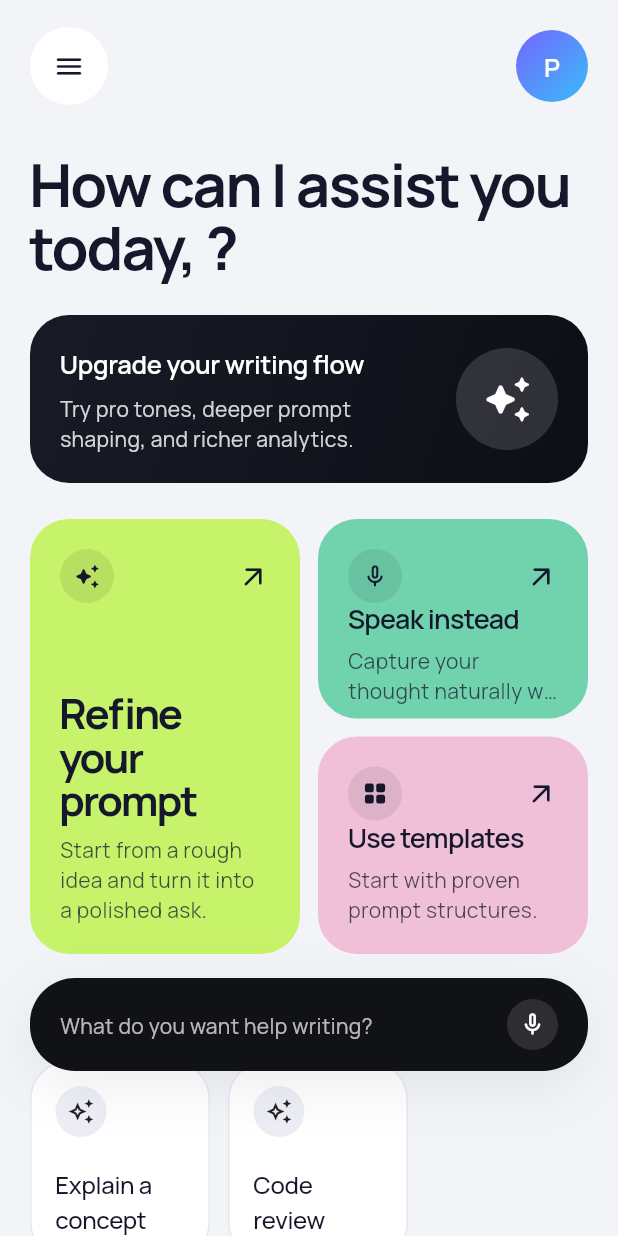
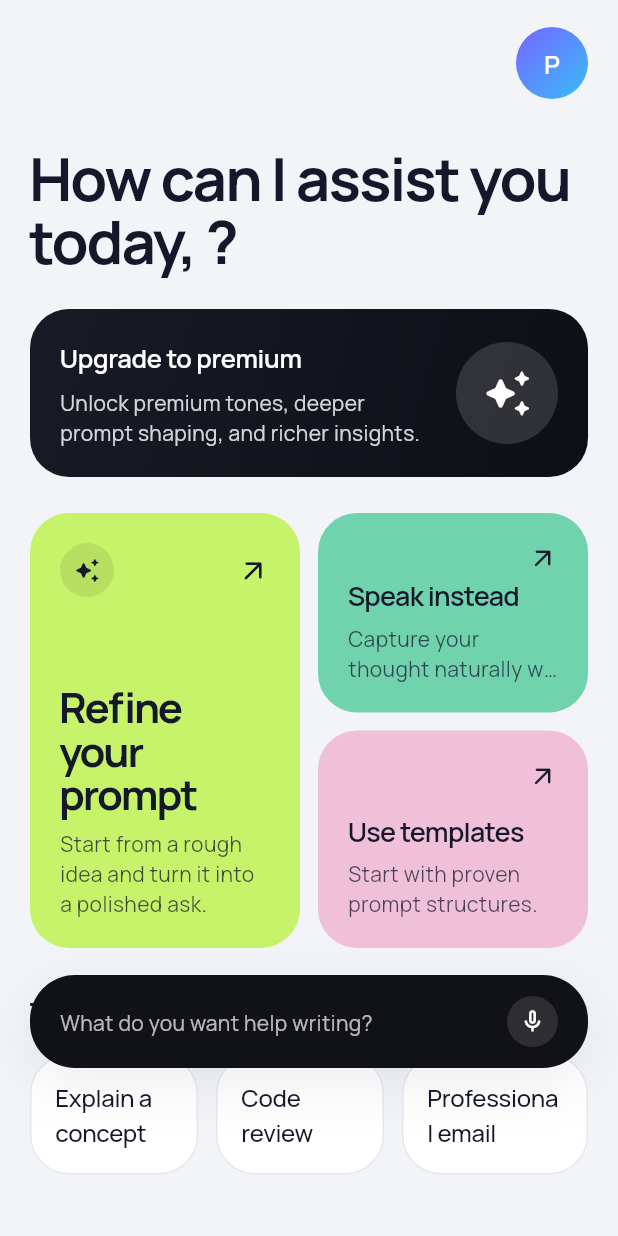
Before and after one commit to MawuliMyth/prompt_app, a Flutter app: the HomeView screen opened directly, on a phone screen of 412 x 824 dp. Run offline on Flutter 3.47's test engine with Material 3 defaults, Android fonts, the phone set to English and light mode, and no system bars; our stand-ins replace cloud_firestore, connectivity_plus, firebase_auth, firebase_core, flutter_svg, google_fonts and 6 more; missing offline and left inert: flutter_sound; accounts and stored records are empty; network calls fail.

Commit message:
final cleanup update

```diff
--- a/lib/screens/history/history_screen.dart
+++ b/lib/screens/history/history_screen.dart
@@ -245,9 +245,7 @@ class _HistoryScreenState extends State<HistoryScreen> {
               backgroundColor: theme.colorScheme.surface,
               selectedColor: AppColors.primaryLight,
               side: BorderSide(
-                color: isSelected
-                    ? AppColors.primaryLight
-                    : AppColors.borderLight,
+                color: isSelected ? AppColors.primaryLight : theme.dividerColor,
               ),
               labelStyle: TextStyle(
                 color: isSelected ? Colors.white : theme.colorScheme.onSurface,
--- a/lib/screens/home/home_view.dart
+++ b/lib/screens/home/home_view.dart
@@ -14,6 +14,7 @@ import '../../providers/app_config_provider.dart';
 import '../../providers/auth_provider.dart';
 import '../../providers/premium_provider.dart';
 import '../../providers/shell_provider.dart';
+import '../paywall/paywall_screen.dart';
 import 'voice_assessment_screen.dart';
 
 class HomeView extends StatelessWidget {
@@ -45,13 +46,10 @@ class HomeView extends StatelessWidget {
               children: [
                 Row(
                   children: [
-                    _CircleUtility(
-                      icon: isCupertino
-                          ? CupertinoIcons.line_horizontal_3
-                          : Icons.menu_rounded,
-                    ),
                     const Spacer(),
-                    Container(
+                    GestureDetector(
+                      onTap: () => shellProvider.selectTab(3),
+                      child: Container(
                         width: 48,
                         height: 48,
                         decoration: BoxDecoration(
@@ -70,6 +68,7 @@ class HomeView extends StatelessWidget {
                           ),
                         ),
                       ),
+                    ),
                   ],
                 ),
                 const SizedBox(height: AppConstants.spacing32),
@@ -85,6 +84,13 @@ class HomeView extends StatelessWidget {
                 _PremiumStatusCard(
                   isPremium: premiumProvider.hasPremiumAccess,
                   trialUsed: premiumProvider.trialUsed,
+                  onTap: premiumProvider.hasPremiumAccess
+                      ? null
+                      : () => Navigator.of(context).push(
+                          MaterialPageRoute(
+                            builder: (_) => const PaywallScreen(),
+                          ),
+                        ),
                 ),
                 const SizedBox(height: AppConstants.spacing24),
                 _FeatureMosaic(
@@ -116,26 +122,33 @@ class HomeView extends StatelessWidget {
                 Row(
                   children: [
                     Text(
-                      'Hot Features',
+                      'Templates',
                       style: AppTextStyles.heading.copyWith(
                         color: theme.colorScheme.onSurface,
                       ),
                     ),
                     const Spacer(),
-                    Text(
+                    GestureDetector(
+                      onTap: () => shellProvider.selectTab(2),
+                      child: Text(
                         'See all',
                         style: AppTextStyles.subtitle.copyWith(
                           color: theme.hintColor,
                         ),
                       ),
+                    ),
                   ],
                 ),
                 const SizedBox(height: AppConstants.spacing16),
-                Wrap(
-                  spacing: AppConstants.spacing12,
-                  runSpacing: AppConstants.spacing12,
+                Row(
                   children: quickTemplates.map((template) {
-                    return _QuickTemplateTile(
+                    final isLast = template == quickTemplates.last;
+                    return Expanded(
+                      child: Padding(
+                        padding: EdgeInsets.only(
+                          right: isLast ? 0 : AppConstants.spacing12,
+                        ),
+                        child: _QuickTemplateTile(
                           template: template,
                           onTap: () {
                             shellProvider.openComposer(
@@ -143,6 +156,8 @@ class HomeView extends StatelessWidget {
                               categoryId: template.categoryId,
                             );
                           },
+                        ),
+                      ),
                     );
                   }).toList(),
                 ),
@@ -151,7 +166,7 @@ class HomeView extends StatelessWidget {
             Align(
               alignment: Alignment.bottomCenter,
               child: Padding(
-                padding: const EdgeInsets.fromLTRB(20, 0, 20, 110),
+                padding: const EdgeInsets.fromLTRB(20, 0, 20, 112),
                 child: Container(
                   height: 62,
                   padding: const EdgeInsets.symmetric(horizontal: 20),
@@ -228,39 +243,22 @@ class HomeView extends StatelessWidget {
   }
 }
 
-class _CircleUtility extends StatelessWidget {
-  const _CircleUtility({required this.icon});
+class _PremiumStatusCard extends StatelessWidget {
+  const _PremiumStatusCard({
+    required this.isPremium,
+    required this.trialUsed,
+    this.onTap,
+  });
 
-  final IconData icon;
+  final bool isPremium;
+  final bool trialUsed;
+  final VoidCallback? onTap;
 
   @override
   Widget build(BuildContext context) {
-    return Container(
-      width: 52,
-      height: 52,
-      decoration: BoxDecoration(
-        color: Theme.of(context).colorScheme.surface,
-        shape: BoxShape.circle,
-      ),
-      alignment: Alignment.center,
-      child: Icon(
-        icon,
-        size: 22,
-        color: Theme.of(context).colorScheme.onSurface,
-      ),
-    );
-  }
-}
-
-class _PremiumStatusCard extends StatelessWidget {
-  const _PremiumStatusCard({required this.isPremium, required this.trialUsed});
-
-  final bool isPremium;
-  final bool trialUsed;
-
-  @override
-  Widget build(BuildContext context) {
-    return Container(
+    return GestureDetector(
+      onTap: onTap,
+      child: Container(
         padding: const EdgeInsets.all(AppConstants.spacing20),
         decoration: BoxDecoration(
           gradient: isPremium
@@ -275,7 +273,7 @@ class _PremiumStatusCard extends StatelessWidget {
                 crossAxisAlignment: CrossAxisAlignment.start,
                 children: [
                   Text(
-                  isPremium ? 'Premium is active' : 'Upgrade your writing flow',
+                    isPremium ? 'Premium is active' : 'Upgrade to premium',
                     style: AppTextStyles.title.copyWith(color: Colors.white),
                   ),
                   const SizedBox(height: AppConstants.spacing8),
@@ -283,8 +281,8 @@ class _PremiumStatusCard extends StatelessWidget {
                     isPremium
                         ? 'Enjoy unlimited prompt refinement and pro tones.'
                         : trialUsed
-                      ? 'You have already used your free trial.'
-                      : 'Try pro tones, deeper prompt shaping, and richer analytics.',
+                        ? 'Your free trial has already been used.'
+                        : 'Unlock premium tones, deeper prompt shaping, and richer insights.',
                     style: AppTextStyles.body.copyWith(
                       color: Colors.white.withValues(alpha: 0.82),
                     ),
@@ -309,6 +307,7 @@ class _PremiumStatusCard extends StatelessWidget {
               ),
             ),
           ],
+        ),
       ),
     );
   }
@@ -403,6 +402,7 @@ class _FeatureCard extends StatelessWidget {
         child: Column(
           crossAxisAlignment: CrossAxisAlignment.start,
           children: [
+            if (large) ...[
               Row(
                 children: [
                   Container(
@@ -429,6 +429,19 @@ class _FeatureCard extends StatelessWidget {
                 ],
               ),
               const Spacer(),
+            ] else ...[
+              Align(
+                alignment: Alignment.topRight,
+                child: Icon(
+                  isCupertino
+                      ? CupertinoIcons.arrow_up_right
+                      : Icons.arrow_outward_rounded,
+                  size: 20,
+                  color: theme.colorScheme.onSurface,
+                ),
+              ),
+              const Spacer(),
+            ],
             Text(
               feature.title,
               style: (large ? AppTextStyles.display : AppTextStyles.heading)
@@ -462,13 +475,9 @@ class _QuickTemplateTile extends StatelessWidget {
 
   @override
   Widget build(BuildContext context) {
-    final width = ((MediaQuery.of(context).size.width - 52) / 3)
-        .clamp(96.0, 150.0)
-        .toDouble();
     return GestureDetector(
       onTap: onTap,
       child: Container(
-        width: width,
         padding: const EdgeInsets.all(AppConstants.spacing16),
         decoration: BoxDecoration(
           color: Theme.of(context).colorScheme.surface,
@@ -478,16 +487,6 @@ class _QuickTemplateTile extends StatelessWidget {
         child: Column(
           crossAxisAlignment: CrossAxisAlignment.start,
           children: [
-            Container(
-              width: 34,
-              height: 34,
-              decoration: BoxDecoration(
-                color: AppColors.surfaceVariantLight,
-                shape: BoxShape.circle,
-              ),
-              child: const Icon(Icons.auto_awesome_outlined, size: 18),
-            ),
-            const SizedBox(height: AppConstants.spacing20),
             Text(
               template.title,
               maxLines: 2,
--- a/lib/screens/home/prompt_composer_screen.dart
+++ b/lib/screens/home/prompt_composer_screen.dart
@@ -83,7 +83,7 @@ class _PromptComposerScreenState extends State<PromptComposerScreen> {
     final transcript = await Navigator.of(context).push<String>(
       MaterialPageRoute(builder: (_) => const VoiceAssessmentScreen()),
     );
-    if (!mounted || transcript == null || transcript.isEmpty) return;
+    if (!mounted || transcript == null) return;
     setState(() {
       _controller.text = transcript;
       _controller.selection = TextSelection.collapsed(
--- a/lib/screens/home/voice_assessment_screen.dart
+++ b/lib/screens/home/voice_assessment_screen.dart
@@ -191,9 +191,7 @@ class _VoiceAssessmentScreenState extends State<VoiceAssessmentScreen>
                 children: [
                   _RoundControl(
                     icon: Icons.keyboard_alt_outlined,
-                    onTap: _transcript.isEmpty
-                        ? null
-                        : () => Navigator.of(context).pop(_transcript),
+                    onTap: () => Navigator.of(context).pop(_transcript),
                   ),
                   const Spacer(),
                   GestureDetector(
--- a/lib/screens/templates/templates_screen.dart
+++ b/lib/screens/templates/templates_screen.dart
@@ -184,9 +184,10 @@ class _TemplateCard extends StatelessWidget {
           const SizedBox(height: AppConstants.spacing20),
           SizedBox(
             width: double.infinity,
-            child: ElevatedButton(
+            child: ElevatedButton.icon(
               onPressed: onUse,
-              child: const Text('Use Template'),
+              icon: const Icon(Icons.arrow_outward_rounded, size: 18),
+              label: const Text('Use Template'),
             ),
           ),
         ],
```
Also changed, not shown: lib/screens/home/home_screen.dart (+3 -23 lines), lib/screens/settings/settings_screen.dart (+91 -12 lines). Lines whose indentation alone changed are shown as unchanged.
